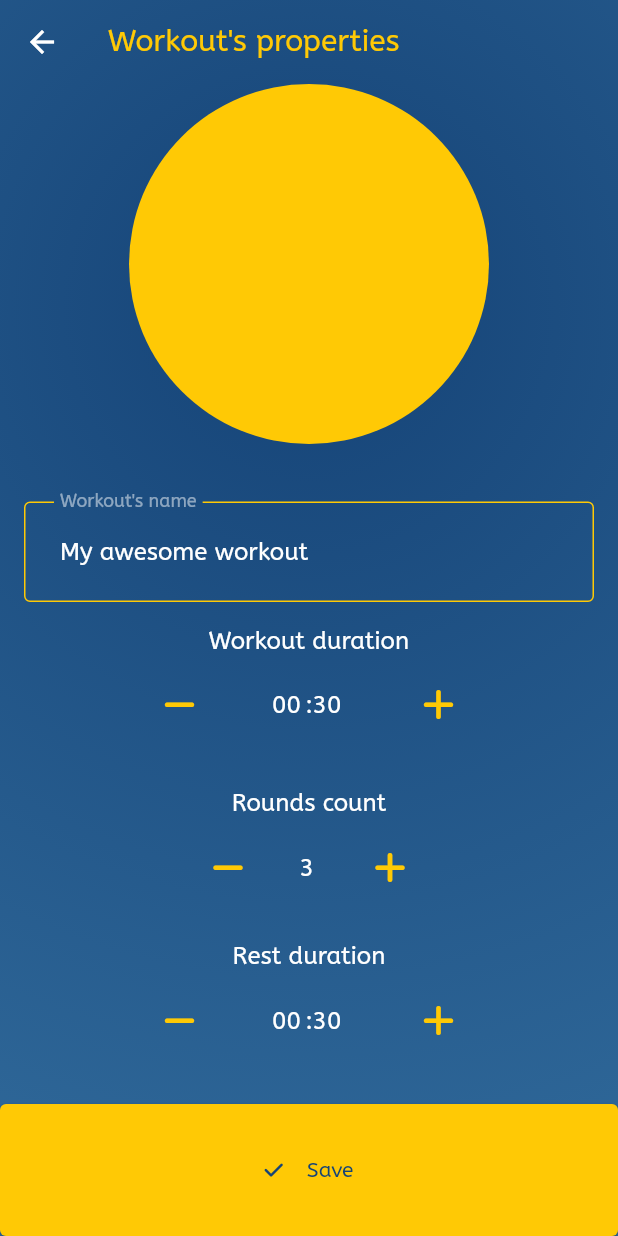
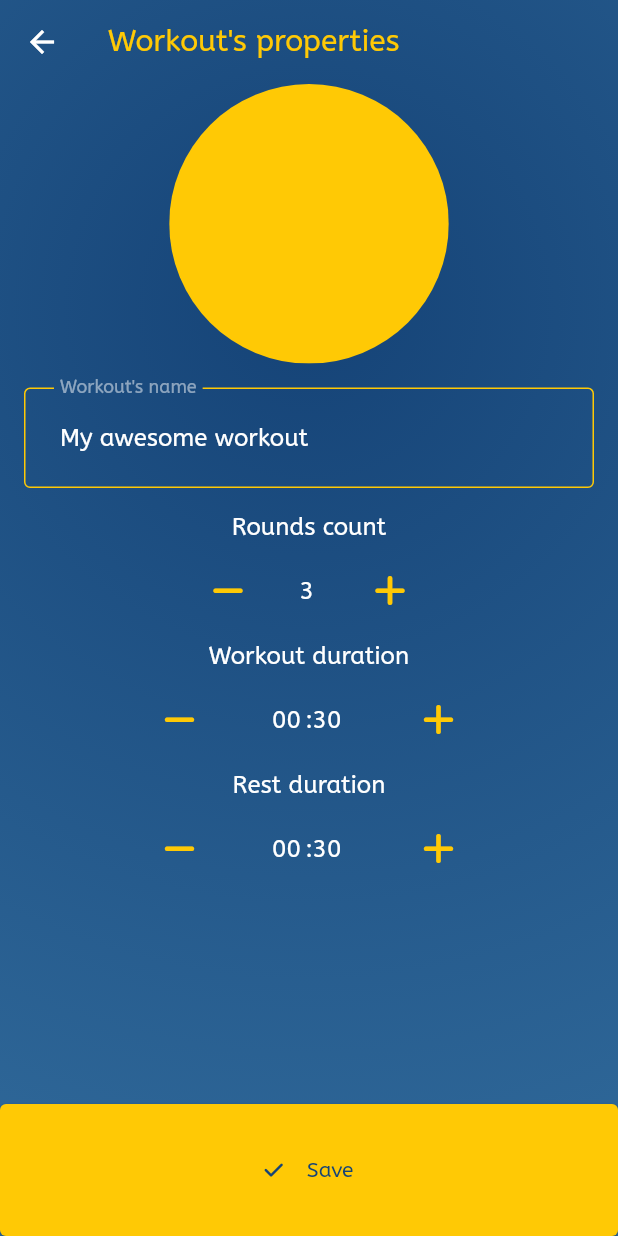
Before and after one commit to SerjKli/simple-timer, a Flutter app: the screen it shows after launch, after a tap on "Create timer", on a phone screen of 412 x 824 dp. Run offline on Flutter 3.47's test engine with Material 2 defaults, Android fonts, the light colour scheme and no system bars; our stand-ins replace bloc, equatable, flutter_bloc, font_awesome_flutter, get_it, hydrated_bloc.

Commit message:
edit workout screen refactoring

```diff
--- a/lib/modules/edit_timer/ui/timer_form_screen.dart
+++ b/lib/modules/edit_timer/ui/timer_form_screen.dart
@@ -1,11 +1,12 @@
 import 'package:flutter/material.dart';
-import 'package:simpletimer/modules/edit_timer/ui/widgets/save_workout_button.dart';
+import 'package:simpletimer/utils/theme/ui_values.dart';
 import 'package:simpletimer/widgets/app_gap.dart';
 import 'package:simpletimer/widgets/app_screen.dart';
 import 'package:simpletimer/widgets/app_watch.dart';
 
 import 'widgets/rest_duration.dart';
 import 'widgets/round_counts.dart';
+import 'widgets/save_workout_button.dart';
 import 'widgets/workout_duration.dart';
 import 'widgets/workout_name.dart';
 
@@ -19,26 +20,33 @@ class WorkoutFormScreen extends StatelessWidget {
     return AppScreen(
       isInSafeArea: false,
       screenTitle: "Workout's properties",
-      body: CustomScrollView(
-        slivers: [
-          SliverFillRemaining(
+      body: LayoutBuilder(
+        builder: (context, constraints) {
+          return Column(
+            children: [
+              SizedBox(
+                height: (constraints.maxHeight * 0.3) - (UiValues.buttonHeight / 2),
+                child: const AppWatch(),
+              ),
+              SizedBox(
+                height: (constraints.maxHeight * 0.7) - (UiValues.buttonHeight / 2),
+                child: SingleChildScrollView(
                   child: Column(
+                    mainAxisAlignment: MainAxisAlignment.center,
                     mainAxisSize: MainAxisSize.max,
                     children: const [
-                AppWatch(),
-                Spacer(),
                       WorkoutName(),
+                      RoundCounts(),
                       WorkoutDuration(),
-                Spacer(),
-                RoundCounts(),
-                AppGap.vertical(),
                       RestDuration(),
-                Spacer(),
-                SaveWorkoutButton(),
                     ],
                   ),
                 ),
+              ),
+              const SaveWorkoutButton(),
             ],
+          );
+        },
       ),
     );
   }
--- a/lib/widgets/app_screen.dart
+++ b/lib/widgets/app_screen.dart
@@ -27,7 +27,7 @@ class AppScreen extends StatelessWidget {
     return Container(
       decoration: BoxDecoration(gradient: context.colorScheme.bgGradient),
       child: Scaffold(
-        resizeToAvoidBottomInset: false,
+        resizeToAvoidBottomInset: true,
         backgroundColor: Colors.transparent,
         appBar: AppBaseBar(
           title: screenTitle,
--- a/lib/widgets/app_watch.dart
+++ b/lib/widgets/app_watch.dart
@@ -6,13 +6,17 @@ class AppWatch extends StatelessWidget {
 
   @override
   Widget build(BuildContext context) {
-    return ClipRRect(
-      borderRadius: const BorderRadius.all(Radius.circular(120)),
-      child: Container(
-        width: 240,
-        height: 240,
-        color: context.colorScheme.brand,
-      ),
+    return LayoutBuilder(
+      builder: (context, constraints) {
+        return ClipRRect(
+          borderRadius: const BorderRadius.all(Radius.circular(120)),
+          child: Container(
+            width: constraints.maxHeight,
+            height: constraints.maxHeight,
+            color: context.colorScheme.brand,
+          ),
+        );
+      },
     );
   }
 }
```
Also changed, not shown: lib/modules/edit_timer/blocs/workout/workout_bloc.dart (+7 -19 lines), lib/modules/edit_timer/ui/widgets/duration_input.dart (+5 -2 lines), pubspec.lock. Lines whose indentation alone changed are shown as unchanged.
